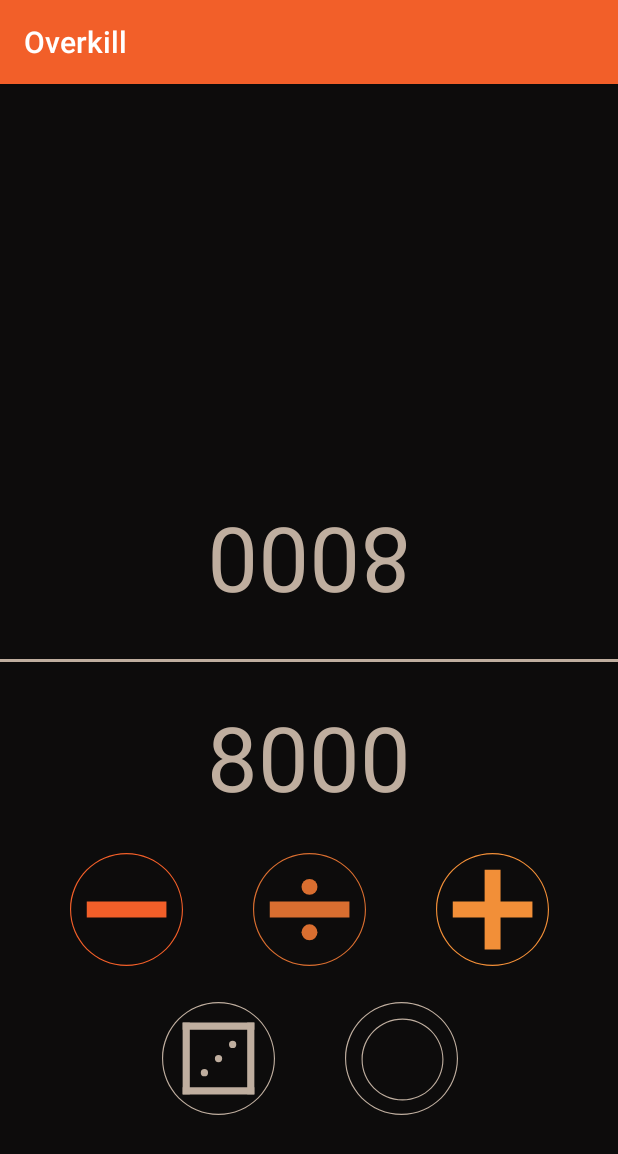
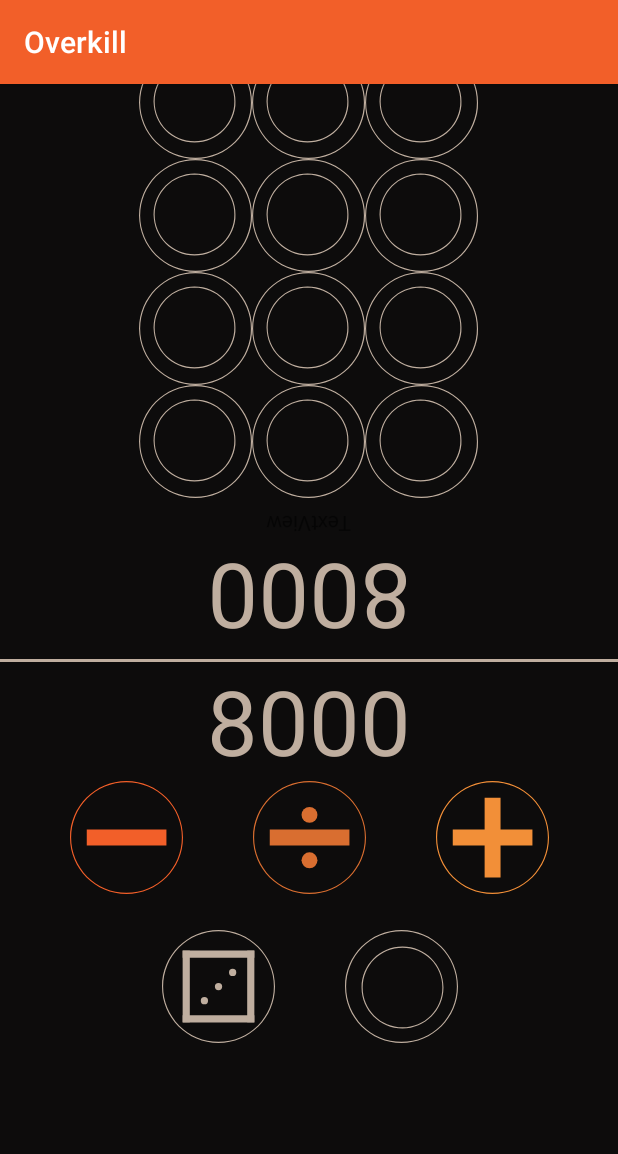
Before and after one commit to speedypotato/Overkill, an Android app: the fragment SimpleFragment shown on its own in the app's theme, after a tap on an icon or button, on a phone screen of 412 x 824 dp. Shown: the top 1154 px of the screen. Run offline under Robolectric (Android 15) with nearby library versions, the phone set to English and light mode, and no system bars.

Commit message:
Test calculator toggle feature

```diff
--- a/app/src/main/java/com/example/overkill/ui/simple/SimplePlayerFragment.kt
+++ b/app/src/main/java/com/example/overkill/ui/simple/SimplePlayerFragment.kt
@@ -35,11 +35,28 @@ class SimplePlayerFragment : Fragment() {
             setOnClickListener { subtractOnClick() }
         }
 
+        root.findViewById<ImageButton>(R.id.imageButton10).apply {
+            setOnClickListener { subtractReturnOnClick() }
+        }
+
+        initViews()
+
         return root
     }
 
+    private fun initViews() {
+        root.findViewById<ConstraintLayout>(R.id.simpleCalcView).visibility = View.GONE
+        root.findViewById<ConstraintLayout>(R.id.simpleOptionsView).visibility = View.VISIBLE
+    }
+
     private fun subtractOnClick() {
-        root.findViewById<ConstraintLayout>(R.id.simpleOptionsView).visibility = View.GONE  //hide buttons
+        root.findViewById<ConstraintLayout>(R.id.simpleOptionsView).visibility = View.GONE
+        root.findViewById<ConstraintLayout>(R.id.simpleCalcView).visibility = View.VISIBLE
+    }
+
+    private fun subtractReturnOnClick() {
+        root.findViewById<ConstraintLayout>(R.id.simpleCalcView).visibility = View.GONE
+        root.findViewById<ConstraintLayout>(R.id.simpleOptionsView).visibility = View.VISIBLE
     }
 
     private lateinit var root: View
--- a/app/src/main/res/layout/fragment_simple.xml
+++ b/app/src/main/res/layout/fragment_simple.xml
@@ -32,16 +32,6 @@
         android:orientation="horizontal"
         app:layout_constraintGuide_percent="0.5" />
 
-    <View
-        android:id="@+id/view"
-        android:layout_width="0dp"
-        android:layout_height="3px"
-        android:background="@color/colorAccent"
-        app:layout_constraintBottom_toTopOf="@+id/guideline"
-        app:layout_constraintEnd_toEndOf="parent"
-        app:layout_constraintStart_toStartOf="parent"
-        app:layout_constraintTop_toTopOf="@+id/guideline" />
-
     <fragment
         android:id="@+id/player1Fragment"
         android:name="com.example.overkill.ui.simple.SimplePlayerFragment"
@@ -54,4 +44,14 @@
         app:layout_constraintTop_toTopOf="@+id/guideline"
         tools:layout="@layout/fragment_simple_player" />
 
+    <View
+        android:id="@+id/view"
+        android:layout_width="0dp"
+        android:layout_height="3px"
+        android:background="@color/colorAccent"
+        app:layout_constraintBottom_toTopOf="@+id/guideline"
+        app:layout_constraintEnd_toEndOf="parent"
+        app:layout_constraintStart_toStartOf="parent"
+        app:layout_constraintTop_toTopOf="@+id/guideline" />
+
 </androidx.constraintlayout.widget.ConstraintLayout>
--- a/app/src/main/res/layout/fragment_simple_player.xml
+++ b/app/src/main/res/layout/fragment_simple_player.xml
@@ -11,7 +11,6 @@
         android:id="@+id/text_health"
         android:layout_width="wrap_content"
         android:layout_height="wrap_content"
-        android:layout_marginTop="24dp"
         android:textColor="@color/colorAccent"
         android:textSize="60sp"
         app:layout_constraintEnd_toEndOf="parent"
@@ -26,6 +25,16 @@
         app:layout_constraintStart_toStartOf="parent"
         app:layout_constraintTop_toBottomOf="@+id/text_health">
 
-        <include layout="@layout/simple_options" />
+        <LinearLayout
+            android:layout_width="match_parent"
+            android:layout_height="wrap_content"
+            android:orientation="vertical">
+
+            <include layout="@layout/simple_options" />
+
+            <include layout="@layout/simple_calc" />
+
+        </LinearLayout>
     </ScrollView>
+
 </androidx.constraintlayout.widget.ConstraintLayout>
--- /dev/null
+++ b/app/src/main/res/layout/simple_calc.xml
@@ -0,0 +1,131 @@
+<?xml version="1.0" encoding="utf-8"?>
+<androidx.constraintlayout.widget.ConstraintLayout xmlns:android="http://schemas.android.com/apk/res/android"
+    xmlns:app="http://schemas.android.com/apk/res-auto"
+    xmlns:tools="http://schemas.android.com/tools"
+    android:id="@+id/simpleCalcView"
+    android:layout_width="match_parent"
+    android:layout_height="match_parent">
+
+    <ImageButton
+        android:id="@+id/imageButton"
+        android:layout_width="75dp"
+        android:layout_height="75dp"
+        android:background="@drawable/ic_coin"
+        android:scaleType="fitXY"
+        app:layout_constraintEnd_toStartOf="@+id/imageButton2"
+        app:layout_constraintTop_toTopOf="@+id/imageButton2" />
+
+    <ImageButton
+        android:id="@+id/imageButton2"
+        android:layout_width="75dp"
+        android:layout_height="75dp"
+        android:layout_marginTop="8dp"
+        android:background="@drawable/ic_coin"
+        android:scaleType="fitXY"
+        app:layout_constraintEnd_toEndOf="parent"
+        app:layout_constraintStart_toStartOf="parent"
+        app:layout_constraintTop_toBottomOf="@+id/textView2" />
+
+    <ImageButton
+        android:id="@+id/imageButton3"
+        android:layout_width="75dp"
+        android:layout_height="75dp"
+        android:background="@drawable/ic_coin"
+        android:scaleType="fitXY"
+        app:layout_constraintStart_toEndOf="@+id/imageButton2"
+        app:layout_constraintTop_toTopOf="@+id/imageButton2" />
+
+    <ImageButton
+        android:id="@+id/imageButton4"
+        android:layout_width="75dp"
+        android:layout_height="75dp"
+        android:background="@drawable/ic_coin"
+        android:scaleType="fitXY"
+        app:layout_constraintEnd_toStartOf="@+id/imageButton5"
+        app:layout_constraintTop_toTopOf="@+id/imageButton5" />
+
+    <ImageButton
+        android:id="@+id/imageButton5"
+        android:layout_width="75dp"
+        android:layout_height="75dp"
+        android:background="@drawable/ic_coin"
+        android:scaleType="fitXY"
+        app:layout_constraintEnd_toEndOf="parent"
+        app:layout_constraintStart_toStartOf="parent"
+        app:layout_constraintTop_toBottomOf="@+id/imageButton2" />
+
+    <ImageButton
+        android:id="@+id/imageButton6"
+        android:layout_width="75dp"
+        android:layout_height="75dp"
+        android:background="@drawable/ic_coin"
+        android:scaleType="fitXY"
+        app:layout_constraintStart_toEndOf="@+id/imageButton5"
+        app:layout_constraintTop_toTopOf="@+id/imageButton5" />
+
+    <ImageButton
+        android:id="@+id/imageButton7"
+        android:layout_width="75dp"
+        android:layout_height="75dp"
+        android:background="@drawable/ic_coin"
+        android:scaleType="fitXY"
+        app:layout_constraintEnd_toStartOf="@+id/imageButton8"
+        app:layout_constraintTop_toTopOf="@+id/imageButton8" />
+
+    <ImageButton
+        android:id="@+id/imageButton8"
+        android:layout_width="75dp"
+        android:layout_height="75dp"
+        android:background="@drawable/ic_coin"
+        android:scaleType="fitXY"
+        app:layout_constraintEnd_toEndOf="parent"
+        app:layout_constraintStart_toStartOf="parent"
+        app:layout_constraintTop_toBottomOf="@+id/imageButton5" />
+
+    <ImageButton
+        android:id="@+id/imageButton9"
+        android:layout_width="75dp"
+        android:layout_height="75dp"
+        android:background="@drawable/ic_coin"
+        android:scaleType="fitXY"
+        app:layout_constraintStart_toEndOf="@+id/imageButton8"
+        app:layout_constraintTop_toTopOf="@+id/imageButton8" />
+
+    <ImageButton
+        android:id="@+id/imageButton10"
+        android:layout_width="75dp"
+        android:layout_height="75dp"
+        android:background="@drawable/ic_coin"
+        android:scaleType="fitXY"
+        app:layout_constraintEnd_toStartOf="@+id/imageButton11"
+        app:layout_constraintTop_toTopOf="@+id/imageButton11" />
+
+    <ImageButton
+        android:id="@+id/imageButton11"
+        android:layout_width="75dp"
+        android:layout_height="75dp"
+        android:background="@drawable/ic_coin"
+        android:scaleType="fitXY"
+        app:layout_constraintEnd_toEndOf="parent"
+        app:layout_constraintStart_toStartOf="parent"
+        app:layout_constraintTop_toBottomOf="@+id/imageButton8" />
+
+    <ImageButton
+        android:id="@+id/imageButton12"
+        android:layout_width="75dp"
+        android:layout_height="75dp"
+        android:background="@drawable/ic_coin"
+        android:scaleType="fitXY"
+        app:layout_constraintStart_toEndOf="@+id/imageButton11"
+        app:layout_constraintTop_toTopOf="@+id/imageButton11" />
+
+    <TextView
+        android:id="@+id/textView2"
+        android:layout_width="wrap_content"
+        android:layout_height="wrap_content"
+        android:text="TextView"
+        app:layout_constraintEnd_toEndOf="parent"
+        app:layout_constraintStart_toStartOf="parent"
+        app:layout_constraintTop_toTopOf="parent" />
+
+</androidx.constraintlayout.widget.ConstraintLayout>
--- a/app/src/main/res/layout/simple_options.xml
+++ b/app/src/main/res/layout/simple_options.xml
@@ -20,7 +20,6 @@
         android:id="@+id/divideButton"
         android:layout_width="75dp"
         android:layout_height="75dp"
-        android:layout_marginTop="24dp"
         android:background="@drawable/ic_divide"
         android:scaleType="centerInside"
         app:layout_constraintEnd_toEndOf="parent"
```
